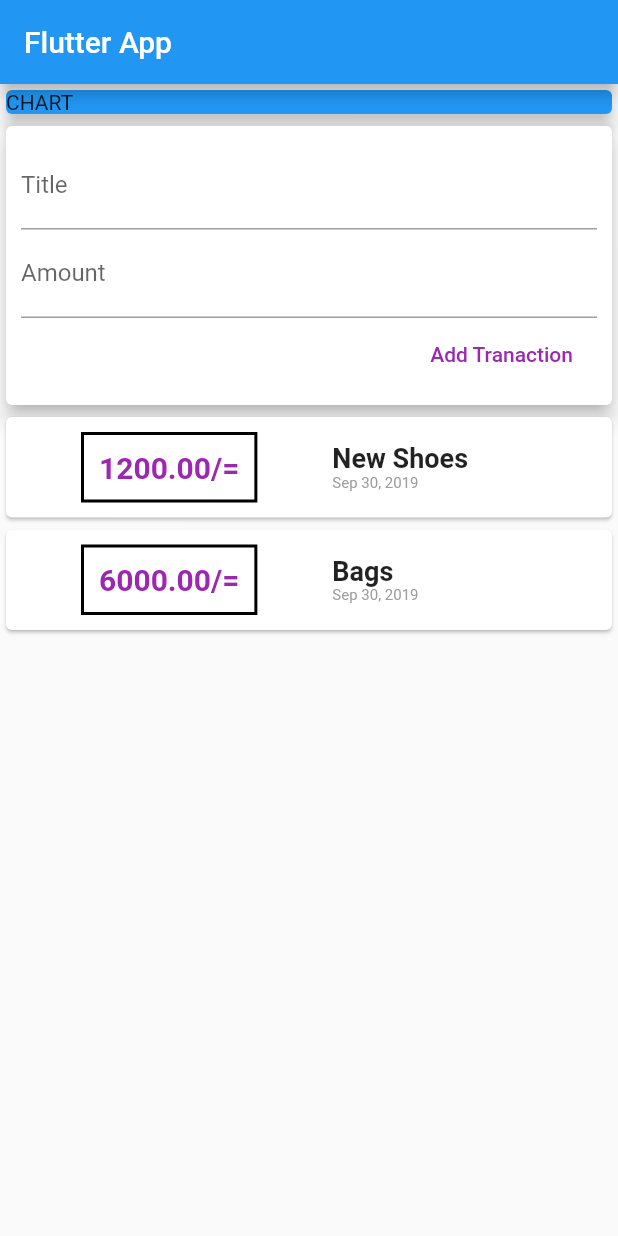
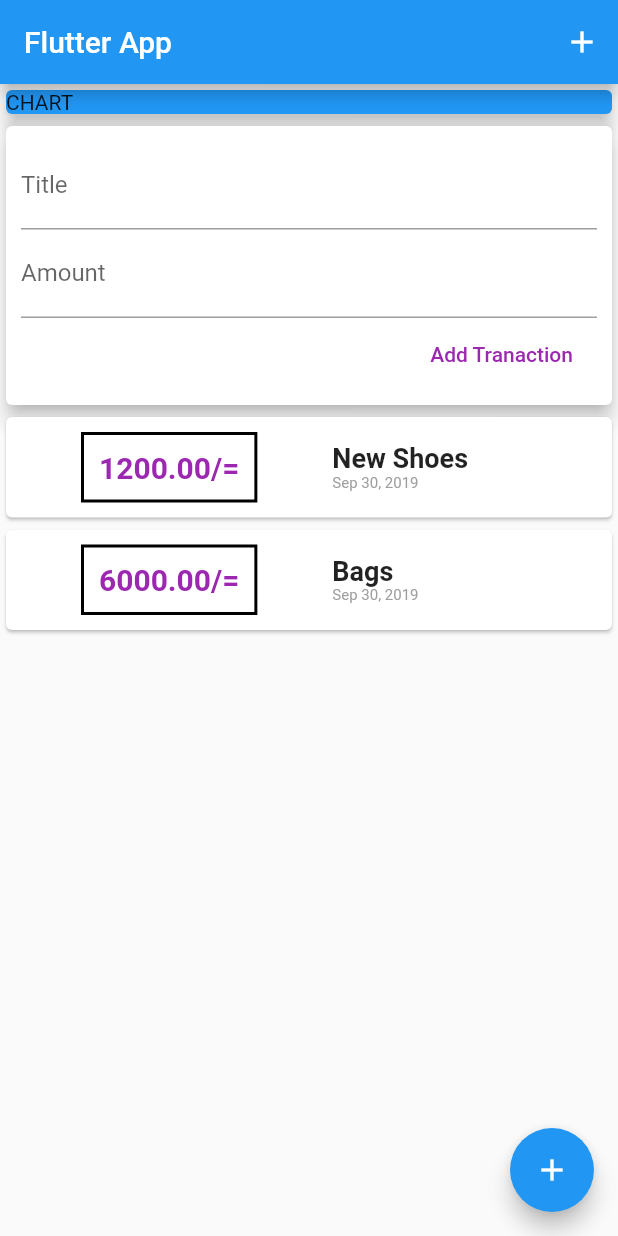
Before and after one commit to mabirizi/personal_expenses_app, a Flutter app: the screen it shows after launch, on a phone screen of 412 x 824 dp. Run offline on Flutter 3.47's test engine with Material 2 defaults, Android fonts, the phone set to English and light mode, and no system bars.

Commit message:
Added the AppBar button and floating button

```diff
--- a/lib/main.dart
+++ b/lib/main.dart
@@ -1,6 +1,5 @@
 import './widgets/user_transaction.dart';
 import 'package:flutter/material.dart';
-
 
 void main() => runApp(MyApp());
 
@@ -20,9 +19,15 @@ class MyHomePage extends StatelessWidget {
     return Scaffold(
         appBar: AppBar(
           title: Text('Flutter App'),
+          actions: <Widget>[
+            IconButton(
+              icon: Icon(Icons.add),
+              onPressed: () {},
+            )
+          ],
         ),
         body: SingleChildScrollView(
-                  child: Column(
+          child: Column(
             //mainAxisAlignment: MainAxisAlignment.spaceEvenly,
             crossAxisAlignment: CrossAxisAlignment.stretch,
             children: <Widget>[
@@ -37,9 +42,14 @@ class MyHomePage extends StatelessWidget {
                   elevation: 5,
                 ),
               ),
-             UserTransaction()
+              UserTransaction()
             ],
           ),
-        ));
+        ),
+        floatingActionButton: FloatingActionButton(
+          child: Icon(Icons.add),
+          onPressed: () {},
+        ),
+        );
   }
 }
```
